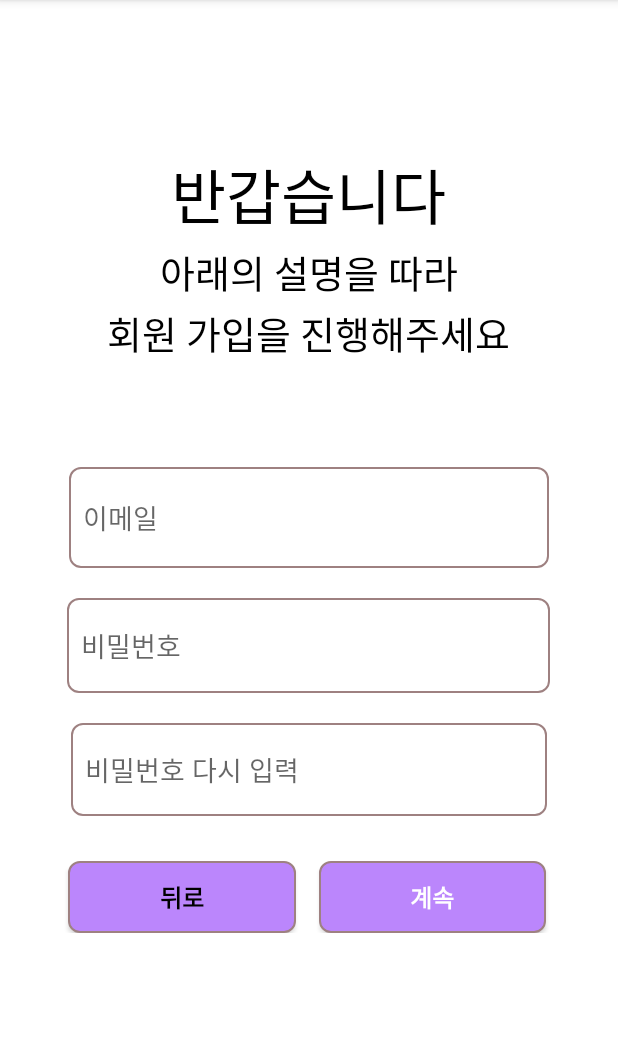
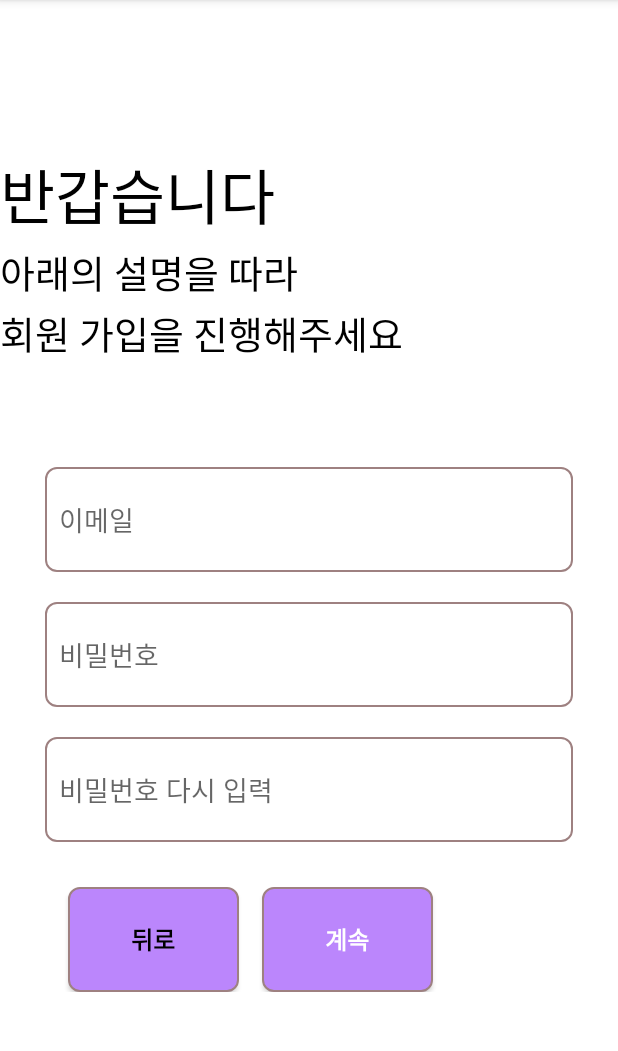
Before and after one commit to M1nseoPark/CallBank, an Android app: the join1 screen opened directly, with no data from a screen before it, on a phone screen of 412 x 824 dp, the part 84-1135 px from its top. Run offline under Robolectric (Android 15) with nearby library versions, the phone set to English and light mode, and no system bars.

Commit message:
뭔지 모를 오류 해결

```diff
--- a/app/src/main/res/layout/activity_join1.xml
+++ b/app/src/main/res/layout/activity_join1.xml
@@ -17,15 +17,14 @@
             android:layout_width="match_parent"
             android:layout_height="wrap_content"
             android:layout_marginTop="100dp"
-            android:layout_gravity="center"
             android:layout_marginBottom="10dp"
             android:orientation="vertical">
 
             <TextView
                 android:id="@+id/signup1"
-                android:layout_width="wrap_content"
+                android:layout_width="match_parent"
                 android:layout_height="wrap_content"
-                android:layout_gravity="center"
+
                 android:layout_marginBottom="2dp"
                 android:layout_weight="2"
                 android:text="반갑습니다"
@@ -33,9 +32,9 @@
                 android:textSize="40dp" />
             <TextView
                 android:id="@+id/signup2"
-                android:layout_width="wrap_content"
+                android:layout_width="match_parent"
                 android:layout_height="wrap_content"
-                android:layout_gravity="center"
+
                 android:layout_marginBottom="2dp"
                 android:layout_weight="2"
                 android:text="아래의 설명을 따라"
@@ -43,7 +42,7 @@
                 android:textSize="25dp" />
             <TextView
                 android:id="@+id/signup3"
-                android:layout_width="wrap_content"
+                android:layout_width="match_parent"
                 android:layout_height="wrap_content"
                 android:layout_gravity="center"
                 android:layout_marginBottom="20dp"
@@ -66,8 +65,8 @@
 
                 <EditText
                     android:id="@+id/signmail"
-                    android:layout_width="320dp"
-                    android:layout_height="67dp"
+                    android:layout_width="match_parent"
+                    android:layout_height="70dp"
                     android:layout_marginBottom="20dp"
                     android:background="@drawable/box"
                     android:layout_gravity="center"
@@ -79,8 +78,8 @@
 
                 <EditText
                     android:id="@+id/signPW"
-                    android:layout_width="322dp"
-                    android:layout_height="63dp"
+                    android:layout_width="match_parent"
+                    android:layout_height="70dp"
                     android:layout_marginBottom="20dp"
                     android:background="@drawable/box"
                     android:layout_gravity="center"
@@ -92,8 +91,8 @@
 
                     <EditText
                         android:id="@+id/signPW2"
-                        android:layout_width="317dp"
-                        android:layout_height="62dp"
+                        android:layout_width="match_parent"
+                        android:layout_height="70dp"
                         android:layout_gravity="center"
                         android:layout_marginBottom="20dp"
                         android:background="@drawable/box"
@@ -104,15 +103,15 @@
 
                 <LinearLayout
                     android:layout_width="match_parent"
-                    android:layout_height="wrap_content"
+                    android:layout_height="70dp"
                     android:layout_marginTop="10dp"
                     android:layout_marginBottom="10dp"
                     android:orientation="horizontal">
 
                     <androidx.appcompat.widget.AppCompatButton
                         android:id="@+id/back"
-                        android:layout_width="152dp"
-                        android:layout_height="wrap_content"
+                        android:layout_width="114dp"
+                        android:layout_height="70dp"
                         android:layout_gravity="center"
                         android:layout_marginLeft="15dp"
                         android:background="@drawable/box_function"
@@ -123,8 +122,8 @@
 
                     <androidx.appcompat.widget.AppCompatButton
                         android:id="@+id/next"
-                        android:layout_width="151dp"
-                        android:layout_height="wrap_content"
+                        android:layout_width="114dp"
+                        android:layout_height="70dp"
                         android:layout_gravity="center"
                         android:layout_marginLeft= "15dp"
                         android:background="@drawable/box_function"
```
